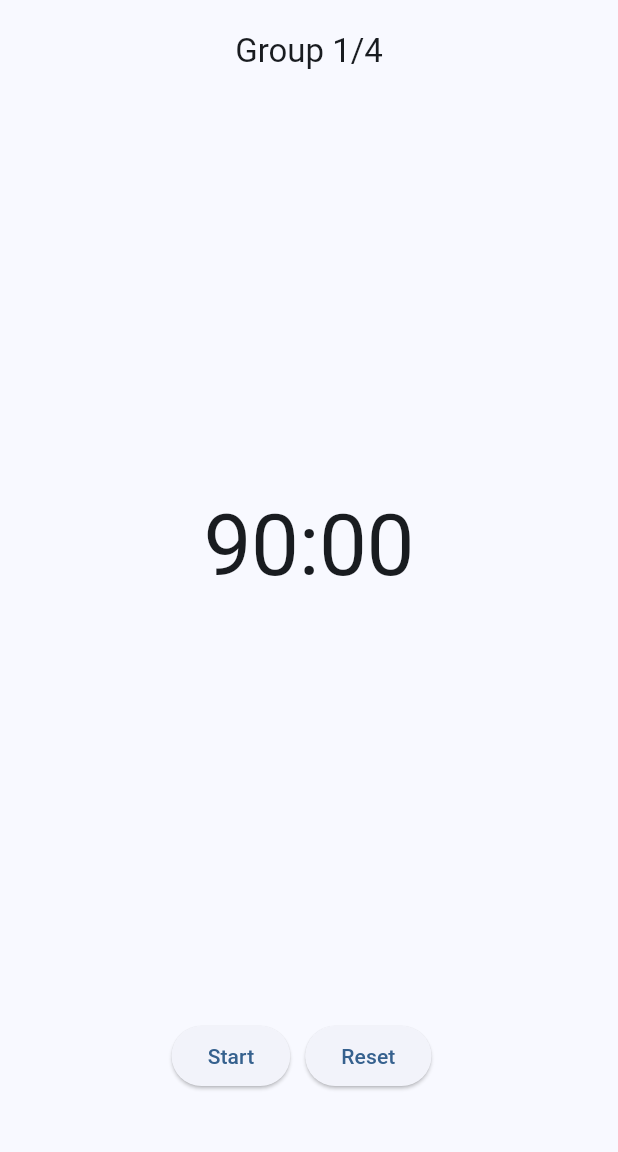
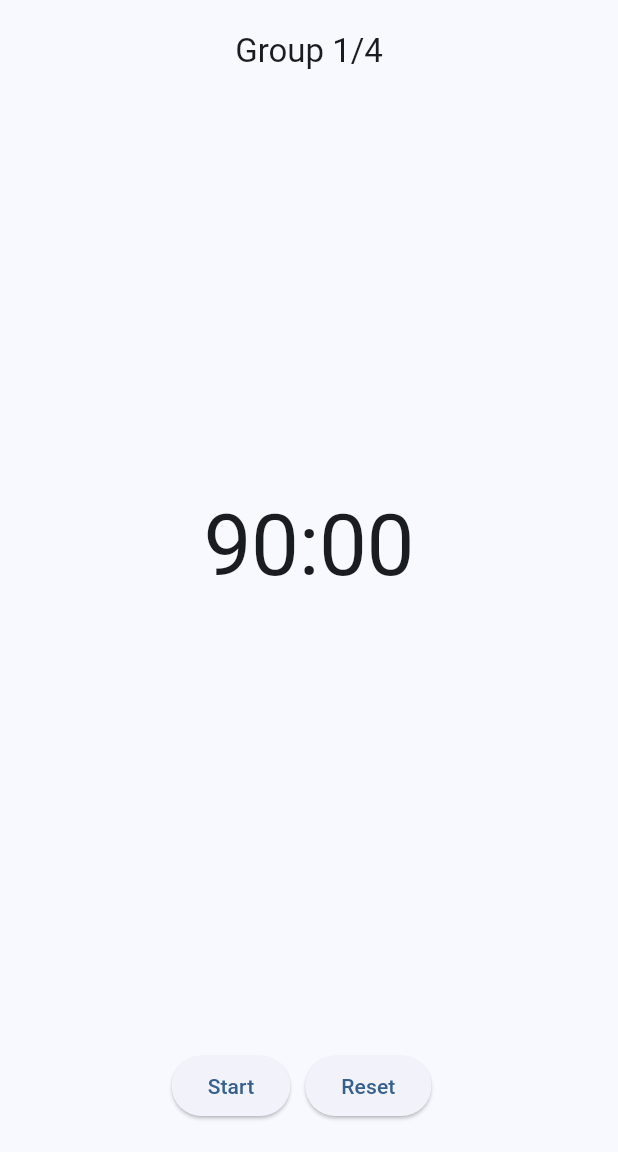
Before and after one commit to ZackaryW/blinkdoro, a Flutter app: the screen it shows after launch, on a phone screen of 412 x 824 dp, the part 84-1236 px from its top. Run offline on Flutter 3.47's test engine with Material 3 defaults, Android fonts, the phone set to English and light mode, and no system bars; our stand-ins replace shared_preferences; missing offline and left inert: window_manager.

Commit message:
ref: improve styling

```diff
--- a/lib/gui.dart
+++ b/lib/gui.dart
@@ -149,7 +149,7 @@ class _BlinkDoroGUIState extends State<BlinkDoroGUI> {
 
           // Buttons section
           Container(
-            padding: const EdgeInsets.fromLTRB(20, 0, 20, 40),
+            padding: const EdgeInsets.fromLTRB(20, 20, 20, 20),
             color: _isBlinkActive
                 ? Colors.black.withAlpha(179)
                 : Theme.of(context).scaffoldBackgroundColor,
```
Also changed, not shown: 3 other files.
